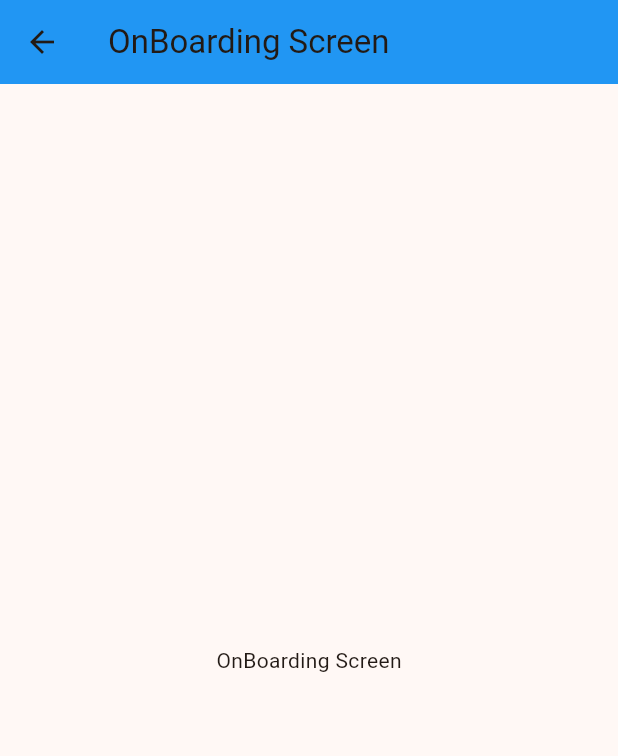
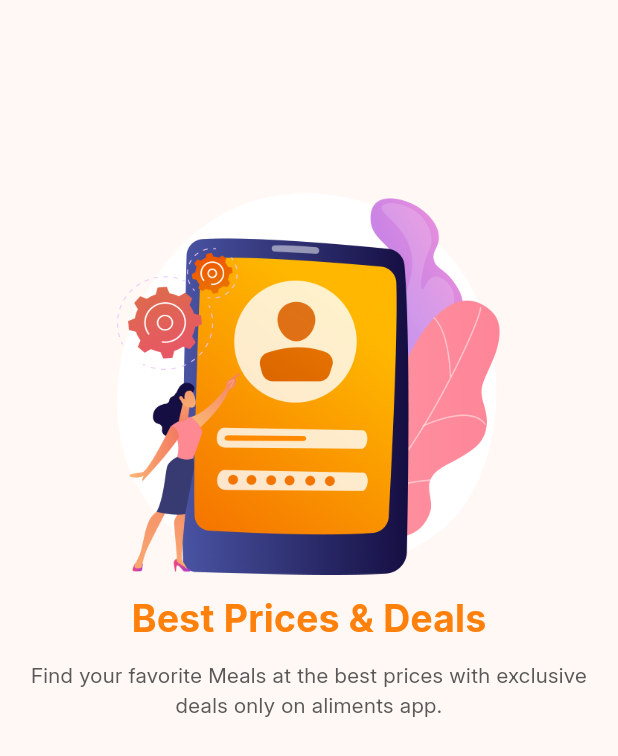
Before and after one commit to Developer-Waqas/Login-SignUp_UI, a Flutter app: the screen it shows after launch, on a phone screen of 412 x 824 dp. Shown: the top 756 px of the screen. Run offline on Flutter 3.47's test engine with Material 3 defaults, Android fonts, the phone set to English and light mode, and no system bars; our stand-ins replace get.

Commit message:
initial commit

```diff
--- /dev/null
+++ b/lib/constants/image_strings/image_strings.dart
@@ -0,0 +1,2 @@
+
+String onboardingImage1 = 'assets/images/img_onboarding_img1.png';
--- a/lib/screens/onboarding_screen/onboarding_screen.dart
+++ b/lib/screens/onboarding_screen/onboarding_screen.dart
@@ -1,4 +1,5 @@
 import 'package:flutter/material.dart';
+import 'package:login_signup_ui/constants/image_strings/image_strings.dart';
 
 class OnboardingScreen extends StatelessWidget {
   const OnboardingScreen({super.key});
@@ -6,12 +7,40 @@ class OnboardingScreen extends StatelessWidget {
   @override
   Widget build(BuildContext context) {
     return Scaffold(
-      appBar: AppBar(
-        title: Text('OnBoarding Screen'),
-        backgroundColor: Colors.blue,
-      ),
-      body: Center(
-        child: Text('OnBoarding Screen'),
+      body: Padding(
+        padding: const EdgeInsets.symmetric(horizontal: 8,vertical: 8),
+        child: Column(
+          spacing: 10,
+          children: [
+            Padding(
+              padding: const EdgeInsets.fromLTRB(0, 120, 0, 0),
+              child: Center(
+                child: Image(
+                  alignment: Alignment.center,
+                  image: AssetImage(onboardingImage1),
+                  height: 256,
+                  width: 256,
+                ),
+              ),
+            ),
+            Text(
+              'Best Prices & Deals',
+              style: TextStyle(
+                  fontFamily: 'InterBold',
+                  fontSize: 25,
+                  color: Color(0xffFF800B)),
+            ),
+            Text(
+              'Find your favorite Meals at the best prices with exclusive deals only on aliments app.',
+              textAlign: TextAlign.center,
+              style: TextStyle(
+                fontSize: 14,
+                fontFamily: 'InterRegular',
+                color: Color(0xff595959),
+              ),
+            ),
+          ],
+        ),
       ),
     );
   }
```
